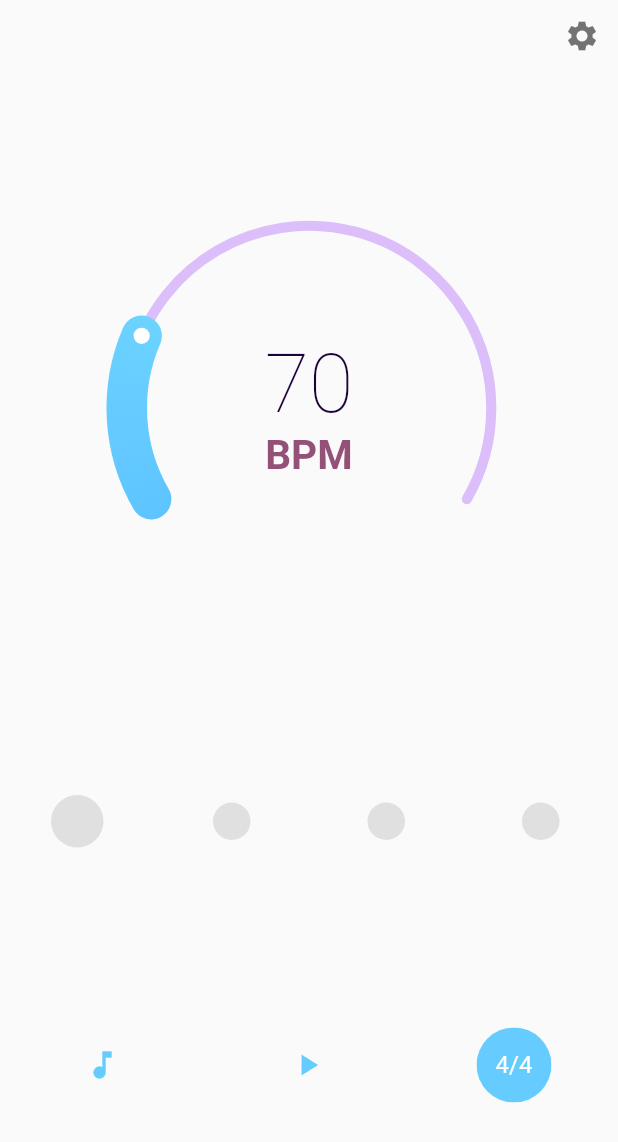
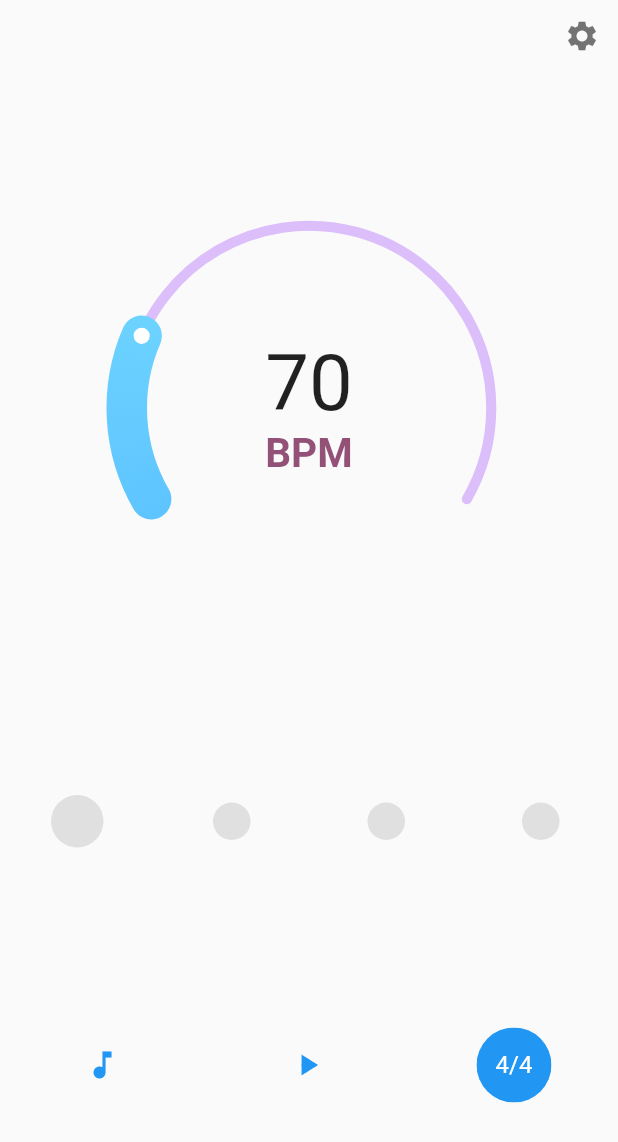
Before and after one commit to Tyrone2333/metronomelutter, a Flutter app: the screen it shows after launch, on a phone screen of 412 x 824 dp. Shown: the top 1142 px of the screen. Run offline on Flutter 3.47's test engine with Material 2 defaults, Android fonts, the phone set to English and light mode, and no system bars; drawn by our look-alikes of sleek_circular_slider; our stand-ins replace audioplayers, flutter_mobx, fluttertoast, mobx, shared_preferences, wakelock; missing offline and left inert: flutter_progress_dialog; generated files the repository leaves out were written again.

Commit message:
feat: 适配 dark mode 部分

```diff
--- a/lib/component/indactor.dart
+++ b/lib/component/indactor.dart
@@ -25,7 +25,7 @@ class IndactorRow extends StatelessWidget {
                       decoration: BoxDecoration(
                           borderRadius: BorderRadius.circular(100),
                           color: this.nowStep > -1 && (this.nowStep % steps.length) == entry.key
-                              ? Color.fromARGB(255, 102, 204, 255)
+                              ? Theme.of(context).accentColor
                               : Colors.grey[300]),
                     ))
                 .toList()),
@@ -54,7 +54,7 @@ class IndactorRow extends StatelessWidget {
               decoration: BoxDecoration(
                   borderRadius: BorderRadius.circular(100),
                   color: this.nowStep > -1 && (this.nowStep % steps.length) == index
-                      ? Color.fromARGB(255, 102, 204, 255)
+                      ? Theme.of(context).accentColor
                       : Colors.grey[300]),
             ),
           );
--- a/lib/component/slider.dart
+++ b/lib/component/slider.dart
@@ -56,7 +56,7 @@ class SliderRow extends StatelessWidget {
                 decoration: InputDecoration(
                   hintText: this.bpm.toString(),
                   filled: true,
-                  fillColor: Colors.grey.shade50,
+                  // fillColor: Colors.grey.shade50,
                 ),
                 onSubmitted: (text) {
                   Navigator.of(context).pop();
@@ -75,11 +75,15 @@ class SliderRow extends StatelessWidget {
                   infoProperties: InfoProperties(
                     modifier: (percentage) => percentage.toInt().toString(),
                     bottomLabelText: 'BPM',
+                    mainLabelStyle: TextStyle(
+                      color: Theme.of(context).textTheme.headline6.color,
+                      fontSize: 52,
+                    ),
                   ),
                   customColors: CustomSliderColors(hideShadow: true, progressBarColors: [
                     Color.fromARGB(255, 62, 164, 255),
                     Color.fromARGB(255, 102, 204, 255),
-                    Color.fromARGB(255, 142, 244, 255)
+                    Color.fromARGB(255, 142, 244, 255),
                   ])),
               onChange: handleSliderChange),
         ),
--- a/lib/component/stepper.dart
+++ b/lib/component/stepper.dart
@@ -45,6 +45,7 @@ class SyStepper extends StatelessWidget {
             child: Icon(
               Icons.remove,
               size: this.iconSize,
+              // todo 适配 dark
               color: minusBtnDisabled ? Color.fromRGBO(222, 222, 222, 1) : Color.fromRGBO(150, 150, 150, 1),
             ),
           ),
--- a/lib/main.dart
+++ b/lib/main.dart
@@ -23,9 +23,17 @@ class MyApp extends StatelessWidget {
     return MaterialApp(
       title: '节拍器',
       theme: ThemeData(
-        primarySwatch: Colors.blue,
-        visualDensity: VisualDensity.adaptivePlatformDensity,
+        brightness: Brightness.light,
+        accentColor: Colors.blue,
+        inputDecorationTheme: Theme.of(context).inputDecorationTheme.copyWith(
+              fillColor: Colors.grey.shade50,
+            ),
       ),
+      darkTheme: ThemeData(
+        brightness: Brightness.dark,
+        accentColor: Colors.blueGrey,
+      ),
+      themeMode: ThemeMode.system,
       home: MyHomePage(),
     );
   }
--- a/lib/pages/home_page.dart
+++ b/lib/pages/home_page.dart
@@ -205,7 +205,7 @@ class _MyHomePageState extends State<MyHomePage> with SingleTickerProviderStateM
                   onPressed: () {
                     $warn('todo');
                   },
-                  color: Color.fromARGB(255, 102, 204, 255),
+                  color: Theme.of(context).accentColor,
                 ),
 
                 // 开始/暂停
@@ -215,7 +215,7 @@ class _MyHomePageState extends State<MyHomePage> with SingleTickerProviderStateM
                     progress: _animationController,
                   ),
                   onPressed: _toggleIsRunning,
-                  color: Color.fromARGB(255, 102, 204, 255),
+                  color: Theme.of(context).accentColor,
                 ),
                 // 拍号
                 GestureDetector(
@@ -223,7 +223,7 @@ class _MyHomePageState extends State<MyHomePage> with SingleTickerProviderStateM
                   child: ClipRRect(
                     borderRadius: BorderRadius.circular(120),
                     child: Container(
-                      color: Color.fromARGB(255, 102, 204, 255),
+                      color: Theme.of(context).accentColor,
                       width: 50,
                       height: 50,
                       child: Center(
```
Also changed, not shown: 1 other file.
